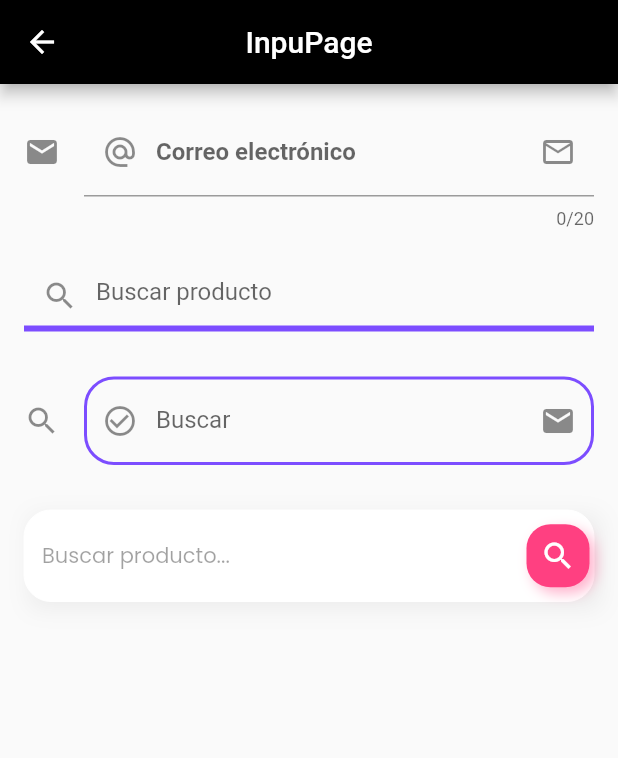
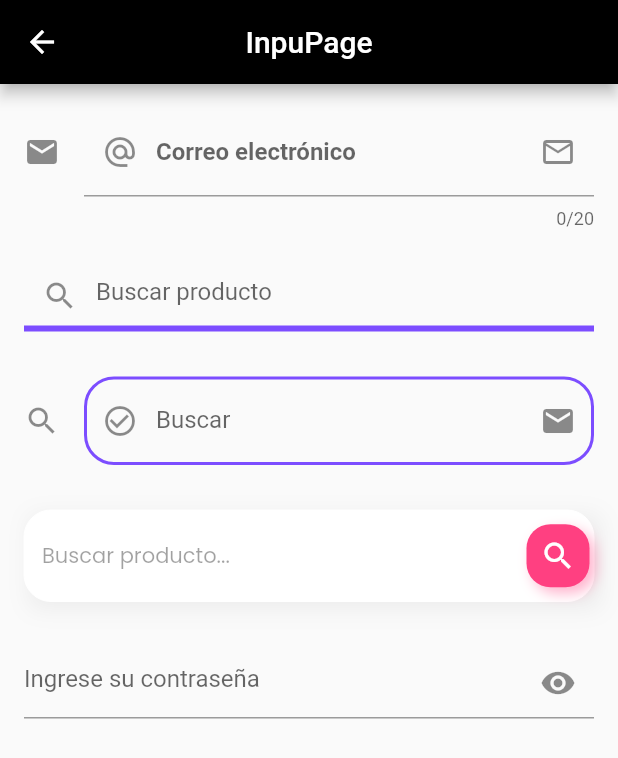
Before and after one commit to eeBarrionuevo/flutter_codigo5_components, a Flutter app: the InputPage screen opened directly, on a phone screen of 412 x 824 dp. Shown: the top 758 px of the screen. Run offline on Flutter 3.47's test engine with Material 2 defaults, Android fonts, the phone set to English and light mode, and no system bars; our stand-ins replace google_fonts; network calls fail.

Commit message:
Input Page 3.1

```diff
--- a/lib/pages/input_page.dart
+++ b/lib/pages/input_page.dart
@@ -116,7 +116,6 @@ class InputPage extends StatelessWidget {
                       fontSize: 14.0,
                       color: Colors.black.withOpacity(0.37),
                     ),
-
                     suffixIcon: Container(
                       margin: const EdgeInsets.all(3.0),
                       decoration: BoxDecoration(
@@ -135,7 +134,6 @@ class InputPage extends StatelessWidget {
                         color: Colors.white,
                       ),
                     ),
-
                     enabledBorder: OutlineInputBorder(
                       borderRadius: BorderRadius.circular(18.0),
                       borderSide: BorderSide(
@@ -153,6 +151,24 @@ class InputPage extends StatelessWidget {
                   ),
                 ),
               ),
+              const SizedBox(
+                height: 30.0,
+              ),
+              TextField(
+                obscureText: false,
+                decoration: InputDecoration(
+                  hintText: "Ingrese su contraseña",
+                  suffixIcon: IconButton(
+                    icon: Icon(Icons.remove_red_eye),
+                    onPressed: (){
+                      print("sdsdsd");
+                    },
+                  ),
+                ),
+              ),
+              const SizedBox(
+                height: 100.0,
+              ),
             ],
           ),
         ),
```
